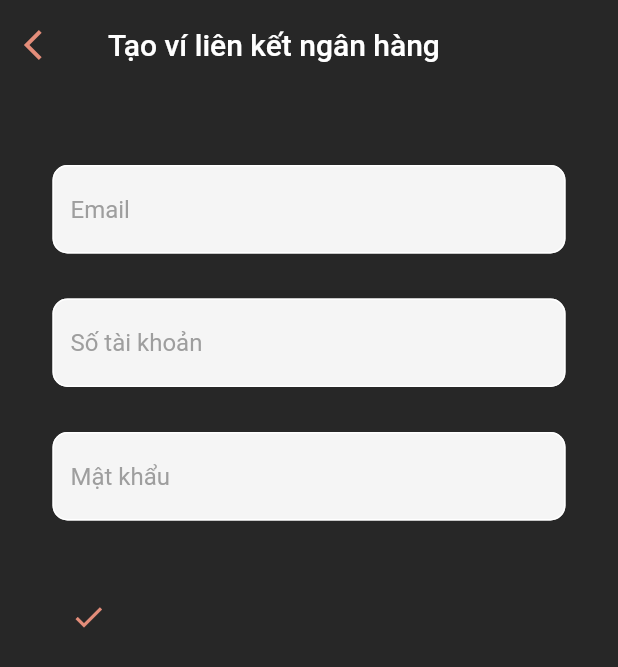
After one commit to long2001hcm/money_app, a Flutter app: the MyBankWallet screen opened directly, after a tap on the "check" icon, on a phone screen of 412 x 824 dp. The commit adds this screen. Shown: the top 667 px of the screen. Run offline on Flutter 3.47's test engine with Material 2 defaults, Android fonts, the phone set to English and light mode, and no system bars; our stand-ins replace cached_network_image, date_field, expandable, hexcolor, pie_chart and 1 more; missing offline and left inert: dart:ffi; accounts and stored records are empty; network calls fail.

Commit message:
feat: wallet linked with bank

```diff
--- a/lib/models/balance.dart
+++ b/lib/models/balance.dart
@@ -37,22 +37,26 @@ class WalletAvailableBalanceGetDto {
     required this.availableBalance,
     required this.walletId,
     required this.walletName,
+    required this.walletType,
   });
 
   double availableBalance;
   String walletId;
   String walletName;
+  String walletType;
 
   factory WalletAvailableBalanceGetDto.fromJson(Map<String, dynamic> json) =>
       WalletAvailableBalanceGetDto(
         availableBalance: json["availableBalance"],
         walletId: json["walletId"],
         walletName: json["walletName"] == null ? null : json["walletName"],
+        walletType: json["walletType"] == null ? null : json["walletType"],
       );
 
   Map<String, dynamic> toJson() => {
         "availableBalance": availableBalance,
         "walletId": walletId,
         "walletName": walletName,
+        "walletType": walletType,
       };
 }
--- a/lib/models/transaction_history.dart
+++ b/lib/models/transaction_history.dart
@@ -79,11 +79,11 @@ class TransactionGetDto {
             : json["walletName"],
         amount: json["amount"].toDouble() == null ? null : json["amount"].toDouble(),
         description: json["description"] == null
-            ? null
+            ? ""
             : json["description"],
         transactionType:
             json["transactionType"] == null ? null : json["transactionType"],
-        createdAt: json["createdAt"],
+        createdAt: json["createdAt"] == null ? null : json["createdAt"],
         paymentType: json["paymentType"] == null
             ? null
             : json["paymentType"],
--- a/lib/services/base_client.dart
+++ b/lib/services/base_client.dart
@@ -11,7 +11,7 @@ import '../models/transaction_history.dart';
 import '../models/user_info.dart';
 
 const String baseUrl = 'http://longdo1-001-site1.dtempurl.com';
-
+const String baseUrl2 = 'http://longdo2-001-site1.htempurl.com';
 // const String baseUrl = 'https://3e1e-171-251-31-210.ngrok.io';
 class BaseClient {
   var client = http.Client();
@@ -83,6 +83,21 @@ class BaseClient {
     return response;
   }
 
+  Future<dynamic> post2(String api, dynamic object) async {
+    var url = Uri.parse(baseUrl2 + api);
+    final prefs = await SharedPreferences.getInstance();
+    final token = prefs.getString('token') ?? '';
+    var _headers = {
+      "Authorization": token,
+      "Accept": "application/json",
+      "content-type": "application/json"
+    };
+    var _payload = json.encode(object);
+    var response = await client.post(url, body: _payload, headers: _headers);
+    log(response.body);
+    return response;
+  }
+
   Future<dynamic> put(String api) async {}
 
   Future<dynamic> delete(String api) async {}
--- /dev/null
+++ b/lib/views/home/bank_wallet.dart
@@ -0,0 +1,146 @@
+import 'dart:convert';
+import 'dart:developer';
+
+import 'package:flutter/material.dart';
+import 'package:money_app/views/settings/authenticate/register.dart';
+import 'package:hexcolor/hexcolor.dart';
+import 'package:shared_preferences/shared_preferences.dart';
+import 'package:intl/intl.dart';
+import '../../../../models/login_user.dart';
+import '../../../../services/base_client.dart';
+import '../../services/text_formater.dart';
+
+class MyBankWallet extends StatefulWidget {
+  const MyBankWallet();
+
+  @override
+  // ignore: library_private_types_in_public_api
+  _MyBankWalletState createState() => _MyBankWalletState();
+}
+
+class _MyBankWalletState extends State<MyBankWallet> {
+  TextEditingController userEmailController = TextEditingController();
+  TextEditingController userPasswordController = TextEditingController();
+  TextEditingController accountNumberController = TextEditingController();
+  @override
+  Widget build(BuildContext context) {
+    return Scaffold(
+      appBar: AppBar(
+        title: const Text("Tạo ví liên kết ngân hàng"),
+        leading: IconButton(
+          color: HexColor("#e48d7a"),
+          onPressed: () {
+            Navigator.pop(context);
+          },
+          icon: const Icon(Icons.arrow_back_ios),
+        ),
+        backgroundColor: HexColor("#272727"),
+        elevation: 0,
+        toolbarHeight: 60,
+      ),
+      backgroundColor: HexColor("#272727"),
+      body: SingleChildScrollView(
+        child: Container(
+          padding: const EdgeInsets.only(
+            right: 35,
+            left: 35,
+          ),
+          child:
+              Column(crossAxisAlignment: CrossAxisAlignment.start, children: [
+            const SizedBox(
+              height: 50,
+            ),
+            TextField(
+              controller: userEmailController,
+              decoration: InputDecoration(
+                fillColor: Colors.grey.shade100,
+                filled: true,
+                focusedBorder: OutlineInputBorder(
+                  borderRadius: BorderRadius.circular(10),
+                  borderSide: BorderSide(color: HexColor("#e48d7a")),
+                ),
+                enabledBorder: OutlineInputBorder(
+                  borderRadius: BorderRadius.circular(10),
+                  borderSide: const BorderSide(color: Colors.white),
+                ),
+                hintText: 'Email',
+                hintStyle: const TextStyle(color: Colors.grey),
+              ),
+            ),
+            const SizedBox(
+              height: 30,
+            ),
+            TextField(
+              controller: accountNumberController,
+              keyboardType: TextInputType.number,
+              decoration: InputDecoration(
+                fillColor: Colors.grey.shade100,
+                filled: true,
+                focusedBorder: OutlineInputBorder(
+                  borderRadius: BorderRadius.circular(10),
+                  borderSide: BorderSide(color: HexColor("#e48d7a")),
+                ),
+                enabledBorder: OutlineInputBorder(
+                  borderRadius: BorderRadius.circular(10),
+                  borderSide: const BorderSide(color: Colors.white),
+                ),
+                hintText: 'Số tài khoản',
+                hintStyle: const TextStyle(color: Colors.grey),
+              ),
+            ),
+            const SizedBox(
+              height: 30,
+            ),
+            TextField(
+              controller: userPasswordController,
+              obscureText: true,
+              decoration: InputDecoration(
+                fillColor: Colors.grey.shade100,
+                filled: true,
+                focusedBorder: OutlineInputBorder(
+                  borderRadius: BorderRadius.circular(10),
+                  borderSide: BorderSide(color: HexColor("#e48d7a")),
+                ),
+                enabledBorder: OutlineInputBorder(
+                  borderRadius: BorderRadius.circular(10),
+                  borderSide: const BorderSide(color: Colors.white),
+                ),
+                hintText: 'Mật khẩu',
+                hintStyle: const TextStyle(color: Colors.grey),
+              ),
+            ),
+            const SizedBox(
+              height: 40,
+            ),
+            IconButton(
+              color: HexColor("#e48d7a"),
+              onPressed: () async {
+                var wallet = {
+                  "userEmail": userEmailController.text.toString(),
+                  "accountNumber": accountNumberController.text.toString(),
+                  "userPassword": userPasswordController.text.toString(),
+                  "thirdPartySignature": "be9b2e18-0fac-40ac-8f82-002992d38bcb"
+                };
+                var response = await BaseClient()
+                    .post2('/Webhook/sign-up/user', wallet)
+                    .catchError((err) { print(err); });
+                if (response.statusCode == 200) {
+                  // ignore: use_build_context_synchronously
+                  Navigator.pop(context);
+                } else {
+                  showDialog(
+                      context: context,
+                      builder: (_) => const AlertDialog(
+                          title: Text("Fail"),
+                          content: Text("Tạo ví thất bại!!!")),
+                      barrierDismissible: true);
+                }
+              },
+              icon: const Icon(Icons.check),
+            ),
+          ]),
+        ),
+      ),
+    );
+  }
+}
--- a/lib/views/home/home.dart
+++ b/lib/views/home/home.dart
@@ -9,6 +9,7 @@ import 'package:shared_preferences/shared_preferences.dart';
 import 'package:intl/intl.dart';
 import '../../models/balance.dart';
 import '../../services/base_client.dart';
+import 'bank_wallet.dart';
 
 // import 'package:helloworld/authenticate/register.dart';
 // import 'package:helloworld/authenticate/login.dart';
@@ -138,12 +139,14 @@ class _HomeState extends State<Home> {
           ),
         ),
         ListView.builder(
+            physics: const NeverScrollableScrollPhysics(),
             shrinkWrap: true,
             scrollDirection: Axis.vertical,
             itemCount: balanceDetail.walletAvailableBalanceGetDtos.length,
             itemBuilder: (BuildContext c, int index) {
               return GestureDetector(
                 onTap: () {
+                  if (balanceDetail.walletAvailableBalanceGetDtos[index].walletType != "BankWallet") {
                     Navigator.of(context)
                         .push(MaterialPageRoute(
                       builder: (context) => MyTransaction(
@@ -160,6 +163,7 @@ class _HomeState extends State<Home> {
                         balance = fetchBalance();
                       });
                     });
+                  }
                 },
                 child: Container(
                   height: 100,
@@ -201,6 +205,20 @@ class _HomeState extends State<Home> {
         const SizedBox(height: 15),
         IconButton(
             onPressed: () {
+              showDialog(
+                  context: context,
+                  builder: (_) => AlertDialog(
+                      actionsPadding: const EdgeInsets.all(15),
+                      actions: [SizedBox(
+                        height: 125,
+                        width: 125,
+                        child: ElevatedButton(
+                          style: ElevatedButton.styleFrom(
+                            backgroundColor: HexColor("#e48d7a"),
+                          ),
+                          onPressed: () {
+                            Navigator.of(context, rootNavigator: true)
+                                    .pop('dialog');
                             Navigator.of(context)
                                     .push(MaterialPageRoute(
                                   builder: (context) => MyWallet(userId),
@@ -210,6 +228,37 @@ class _HomeState extends State<Home> {
                                     balance = fetchBalance();
                                   });
                                 });
+
+                          },
+                          child: const Text('Ví cơ bản',
+                              textAlign: TextAlign.center),
+                        ),
+                      ),
+                      SizedBox(
+                        height: 125,
+                        width: 125,
+                        child: ElevatedButton(
+                          style: ElevatedButton.styleFrom(
+                            backgroundColor: HexColor("#e48d7a"),
+                          ),
+                          onPressed: ()  {
+                            Navigator.of(context, rootNavigator: true)
+                                    .pop('dialog');
+                                Navigator.of(context)
+                                    .push(MaterialPageRoute(
+                                  builder: (context) => const MyBankWallet(),
+                                ))
+                                    .then((value) {
+                                  setState(() {
+                                    balance = fetchBalance();
+                                  });
+                                });
+                          },
+                          child: const Text('Ví liên kết ngân hàng', textAlign: TextAlign.center),
+                        ),
+                      )],),
+                  barrierDismissible: true);
+
             },
             icon: Icon(Icons.add, color: HexColor("#e48d7a"))),
       ],
```
Lines whose indentation alone changed are shown as unchanged.
